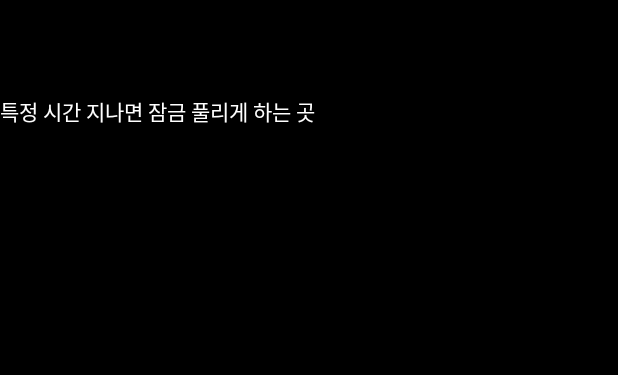
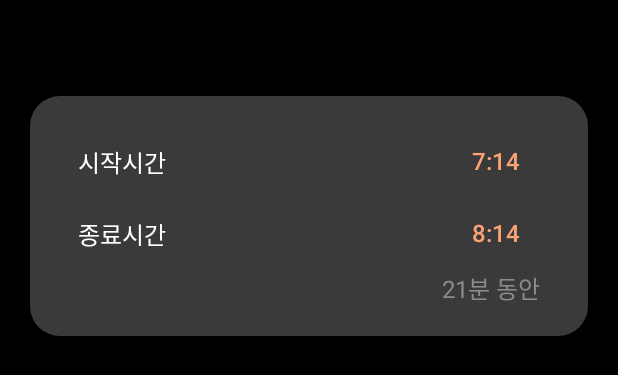
Before and after one commit to qpeterp/TodoLock, an Android app built with Jetpack Compose: the @Preview function Tabs, on a phone screen of 412 x 824 dp. Shown: the top 375 px of the screen. Run offline under Robolectric (Android 15) with nearby library versions, the phone set to English and light mode, and no system bars.

Commit message:
Feat :: TimeLockSettingScreen.kt view create

```diff
--- a/app/build.gradle.kts
+++ b/app/build.gradle.kts
@@ -67,6 +67,7 @@ dependencies {
     implementation(libs.material)
     implementation(libs.androidx.activity)
     implementation(libs.androidx.constraintlayout)
+    implementation(libs.androidx.compose.material)
     annotationProcessor(libs.androidx.room.compiler)
 
     kapt(libs.androidx.room.compiler)
--- a/app/src/main/java/com/qpeterp/todolock/ui/main/type/time/TimeLockSettingScreen.kt
+++ b/app/src/main/java/com/qpeterp/todolock/ui/main/type/time/TimeLockSettingScreen.kt
@@ -1,15 +1,33 @@
 package com.qpeterp.todolock.ui.main.type.time
 
+import android.annotation.SuppressLint
+import android.util.Log
+import android.widget.NumberPicker
 import androidx.compose.foundation.background
+import androidx.compose.foundation.layout.Arrangement
 import androidx.compose.foundation.layout.Column
+import androidx.compose.foundation.layout.Row
 import androidx.compose.foundation.layout.fillMaxSize
+import androidx.compose.foundation.layout.fillMaxWidth
 import androidx.compose.foundation.layout.padding
+import androidx.compose.foundation.layout.wrapContentHeight
+import androidx.compose.foundation.shape.RoundedCornerShape
+import androidx.compose.material3.Card
+import androidx.compose.material3.CardDefaults
 import androidx.compose.material3.Text
+import androidx.compose.material3.TextButton
 import androidx.compose.runtime.Composable
+import androidx.compose.runtime.mutableStateOf
+import androidx.compose.runtime.remember
+import androidx.compose.ui.Alignment
 import androidx.compose.ui.Modifier
 import androidx.compose.ui.graphics.Color
 import androidx.compose.ui.unit.dp
+import androidx.compose.ui.unit.sp
+import androidx.compose.ui.viewinterop.AndroidView
+import com.qpeterp.todolock.common.Constant
 import com.qpeterp.todolock.ui.main.theme.Colors
+import com.qpeterp.todolock.ui.main.theme.Colors.GrayDark
 
 @Composable
 fun TimeSettingScreen() {
@@ -19,6 +37,96 @@ fun TimeSettingScreen() {
             .background(Color.Black)
             .padding(top = 64.dp)
         ) {
-            Text(text = "특정 시간 지나면 잠금 풀리게 하는 곳", color = Colors.White)
+            Card(
+                shape = RoundedCornerShape(20.dp),
+                colors =  CardDefaults.cardColors(
+                    contentColor = GrayDark,
+                    containerColor = GrayDark
+                ),
+                modifier = Modifier
+                    .fillMaxWidth()
+                    .padding(start = 20.dp, end = 20.dp)
+                    .wrapContentHeight()
+            ) {
+                Column(
+                    modifier = Modifier
+                        .padding(
+                            top = 20.dp,
+                            bottom = 20.dp,
+                            start = 32.dp,
+                            end = 32.dp
+                        )
+                        .fillMaxWidth()
+                ) {
+                    SetTime("시작시간", selectedTime = "7:14")
+                    SetTime("종료시간", selectedTime = "8:14")
+
+                    Text(
+                        text = "21분 동안",
+                        color = Colors.GrayLight,
+                        fontSize = 16.sp,
+                        modifier = Modifier.align(Alignment.End)
+                    )
+                }
+            }
         }
 }
+
+@Composable
+fun SetTime(
+    label: String,
+    selectedTime: String
+) {
+    val timePickerState = remember { mutableStateOf(false) }
+    Row(
+        modifier = Modifier.fillMaxWidth(),
+        verticalAlignment = Alignment.CenterVertically,
+        horizontalArrangement = Arrangement.SpaceBetween
+    ) {
+        Text(
+            text = label,
+            color = Colors.White,
+            fontSize = 16.sp
+        )
+        TextButton(onClick = {timePickerState.value = !timePickerState.value} ) {
+            Text(
+                text = selectedTime,
+                color = Colors.LightPrimaryColor,
+                fontSize = 16.sp,
+            )
+        }
+    }
+    if (timePickerState.value) {
+        Row(
+            modifier = Modifier.fillMaxWidth(),
+            horizontalArrangement = Arrangement.Center
+        ) {
+            ShowTimePicker(0, 23, 6)
+            ShowTimePicker(0, 60, 30)
+        }
+    }
+}
+
+// 사용되지 않는 비공개 API를 사용 중이라는 뜻
+@SuppressLint("SoonBlockedPrivateApi", "DiscouragedPrivateApi")
+@Composable
+fun ShowTimePicker(
+    minTime: Int,
+    maxTime: Int,
+    initialTime: Int
+) {
+    AndroidView(
+        factory = { context ->
+            NumberPicker(context).apply {
+                minValue = minTime
+                maxValue = maxTime
+                value = initialTime
+
+                setOnValueChangedListener { _, _, newVal ->
+                    // 값이 변경되었을 때 처리할 내용을 여기에 작성합니다.
+                    Log.d(Constant.TAG, "TimeLockSettingScreen ShowTimePicker: value : $newVal")
+                }
+            }
+        }
+    )
+}
--- a/gradle/libs.versions.toml
+++ b/gradle/libs.versions.toml
@@ -14,6 +14,7 @@ composeBom = "2024.04.01"
 material = "1.6.8"
 navigationCompose = "2.7.7"
 navigationDynamicFeaturesFragment = "2.7.7"
+numberpickerVersion = "latestVersion"
 roomRuntime = "2.6.1"
 rxandroid = "2.0.2"
 rxjava = "2.2.9"
@@ -22,6 +23,7 @@ appcompat = "1.7.0"
 materialVersion = "1.4.0"
 activity = "1.9.1"
 constraintlayout = "2.1.4"
+composeMaterial = "1.3.1"
 
 [libraries]
 androidx-core-ktx = { group = "androidx.core", name = "core-ktx", version.ref = "coreKtx" }
@@ -44,6 +46,7 @@ androidx-window-rxjava2 = { module = "androidx.window:window-rxjava2", version.r
 androidx-window-rxjava3 = { module = "androidx.window:window-rxjava3", version.ref = "window" }
 androidx-window-testing = { module = "androidx.window:window-testing", version.ref = "window" }
 artifactid = { module = "groupId:artifactId", version.ref = "artifactid" }
+compose-numberpicker = { module = "com.chargemap.compose:numberpicker", version.ref = "numberpickerVersion" }
 firebase-bom = { module = "com.google.firebase:firebase-bom", version.ref = "firebaseBom" }
 junit = { group = "junit", name = "junit", version.ref = "junit" }
 androidx-junit = { group = "androidx.test.ext", name = "junit", version.ref = "junitVersion" }
@@ -66,6 +69,7 @@ androidx-activity = { group = "androidx.activity", name = "activity", version.re
 androidx-constraintlayout = { group = "androidx.constraintlayout", name = "constraintlayout", version.ref = "constraintlayout" }
 rxandroid = { module = "io.reactivex.rxjava2:rxandroid", version.ref = "rxandroid" }
 rxjava = { module = "io.reactivex.rxjava2:rxjava", version.ref = "rxjava" }
+androidx-compose-material = { group = "androidx.wear.compose", name = "compose-material", version.ref = "composeMaterial" }
 
 [plugins]
 android-application = { id = "com.android.application", version.ref = "agp" }
```
